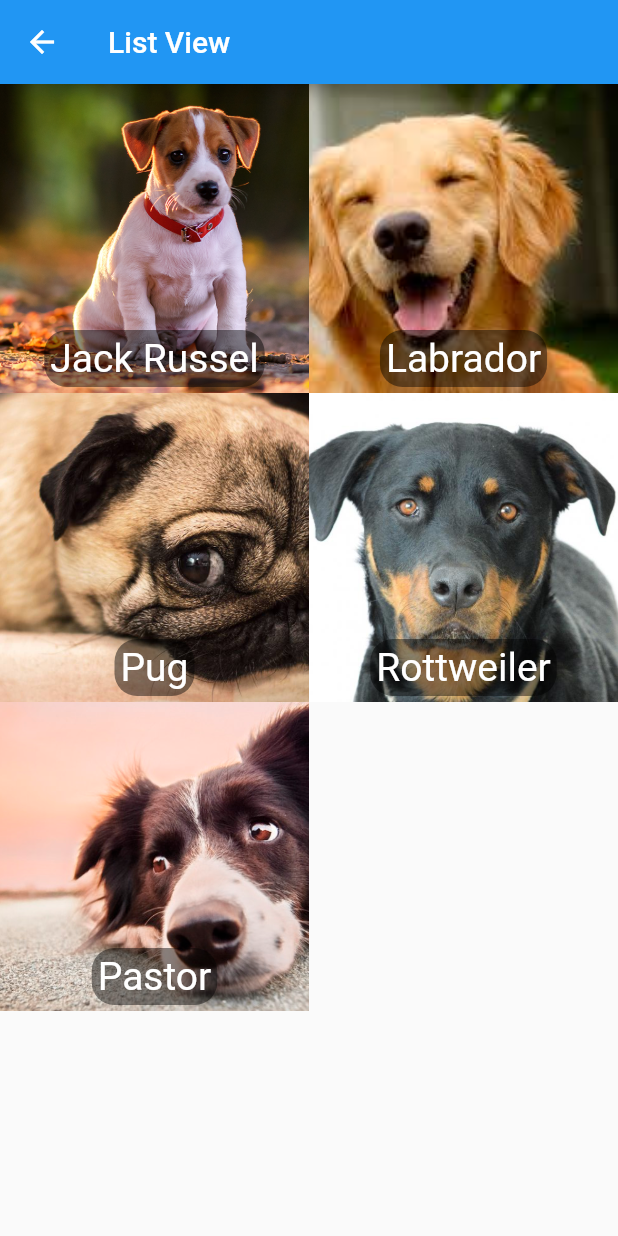
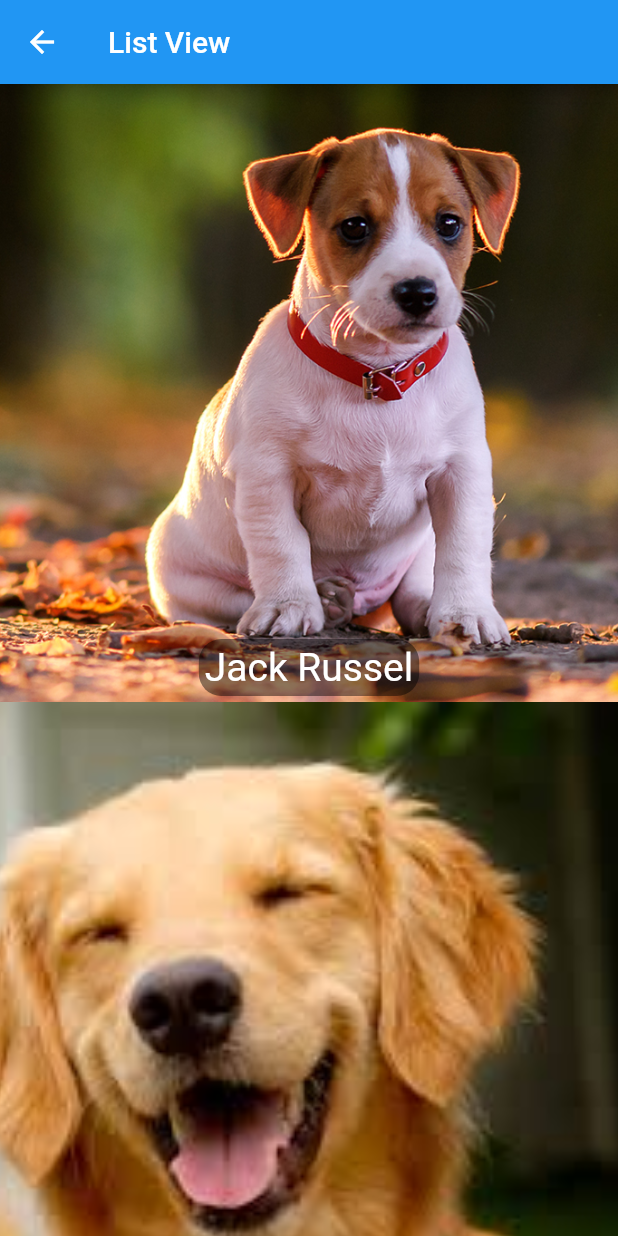
Before and after one commit to santoslucas11/flutterBasicoEWidgets, a Flutter app: the HelloListView screen opened directly, on a phone screen of 412 x 824 dp. Run offline on Flutter 3.47's test engine with Material 2 defaults, Android fonts, the phone set to English and light mode, and no system bars.

Commit message:
GridDelegate adjustment

```diff
--- a/lib/pages/hello_listview.dart
+++ b/lib/pages/hello_listview.dart
@@ -28,7 +28,7 @@ class HelloListView extends StatelessWidget {
     ];
 
     return GridView.builder(
-      gridDelegate: SliverGridDelegateWithFixedCrossAxisCount(crossAxisCount: 2),
+      gridDelegate: SliverGridDelegateWithFixedCrossAxisCount(crossAxisCount: 1),
       itemCount: dogs.length,
       itemBuilder: (context, index) {
         Dog dog = dogs[index];
```
